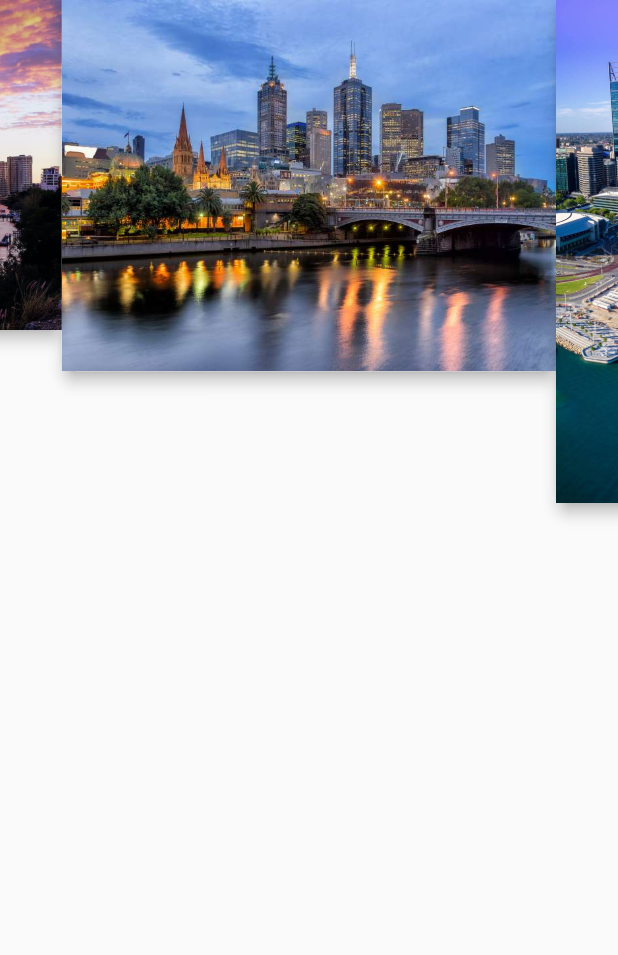
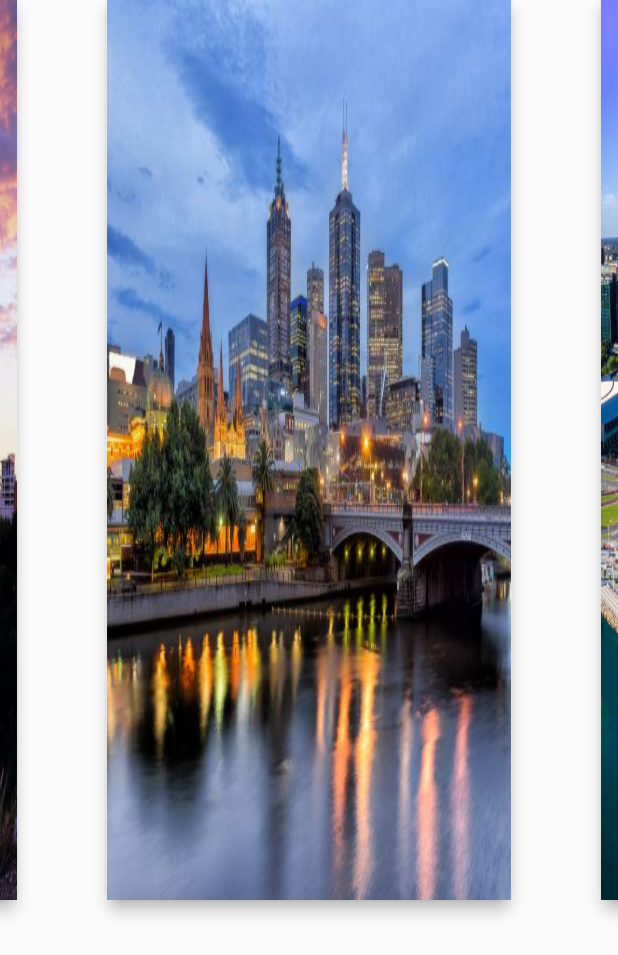
Before and after one commit to CaroMen/AussieTravel, a Flutter app: the screen it shows after launch, swiped to page 2, on a phone screen of 412 x 824 dp. Shown: the top 955 px of the screen. Run offline on Flutter 3.47's test engine with Material 2 defaults, Android fonts, the phone set to English and light mode, and no system bars.

Commit message:
Aussie Travel!

```diff
--- a/lib/pages/city_explorer_page.dart
+++ b/lib/pages/city_explorer_page.dart
@@ -57,6 +57,8 @@ class _ExploreCityState extends State<ExploreCity> {
     return Align(
       alignment: Alignment.topCenter,
       child: Container(
+        height: 600.0,
+        margin: const EdgeInsets.only(left: 30.0, right: 30.0, bottom: 10.0),
         child: Material(
           elevation: 4.0,
           shape: RoundedRectangleBorder(
@@ -74,7 +76,7 @@ class _ExploreCityState extends State<ExploreCity> {
     );
   }
 
-  _onPageChanged(int, index) {
+  _onPageChanged(int index) {
     setState(() {
       currentPage = index;
     });
--- a/pubspec.yaml
+++ b/pubspec.yaml
@@ -44,7 +44,7 @@ flutter:
 
   # To add assets to your application, add an assets section, like this:
   assets:
-    - assets/images
+    - assets/images/
   #   - images/a_dot_ham.jpeg
   # An image asset can refer to one or more resolution-specific "variants", see
   # https://flutter.dev/assets-and-images/#resolution-aware.
```
